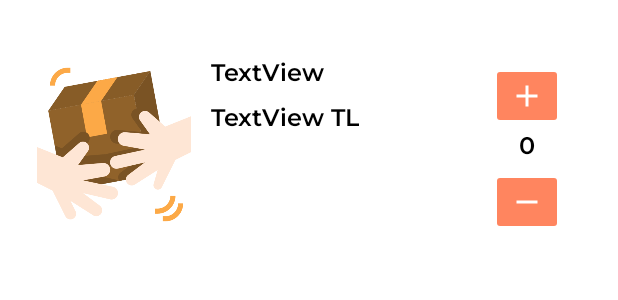
After one commit to berkedursunoglu/Kapimda, an Android app: the layout basket_adapter_raw.xml on its own in the app's theme, with its tools: preview values and no code run, on a phone screen of 412 x 824 dp. The commit adds this screen. Shown: the top 300 px of the screen. Run offline under Robolectric (Android 15) with nearby library versions, the phone set to English and light mode, and no system bars.

Commit message:
basket edit

```diff
--- /dev/null
+++ b/app/src/main/res/layout/basket_adapter_raw.xml
@@ -0,0 +1,104 @@
+<?xml version="1.0" encoding="utf-8"?>
+<layout xmlns:tools="http://schemas.android.com/tools"
+    xmlns:app="http://schemas.android.com/apk/res-auto"
+    xmlns:android="http://schemas.android.com/apk/res/android">
+
+
+<androidx.cardview.widget.CardView
+    android:layout_width="match_parent"
+    android:layout_height="wrap_content"
+    app:cardCornerRadius="10dp"
+    android:layout_margin="5dp">
+
+    <androidx.constraintlayout.widget.ConstraintLayout
+        android:layout_width="match_parent"
+        android:layout_height="match_parent">
+
+
+        <ImageView
+            android:id="@+id/imageView"
+            android:layout_width="109dp"
+            android:layout_height="118dp"
+            android:layout_marginStart="16dp"
+            android:layout_marginTop="32dp"
+            android:layout_marginBottom="32dp"
+            app:layout_constraintBottom_toBottomOf="parent"
+            app:layout_constraintStart_toStartOf="parent"
+            app:layout_constraintTop_toTopOf="parent"
+            app:srcCompat="@drawable/courier" />
+
+        <TextView
+            android:id="@+id/tvProductName"
+            android:layout_width="145dp"
+            android:layout_height="20dp"
+            android:layout_marginStart="10dp"
+            android:text="TextView"
+            android:textSize="16sp"
+            android:textColor="@color/black"
+            app:fontFamily="@font/montserrat_semibold"
+            app:layout_constraintStart_toEndOf="@+id/imageView"
+            app:layout_constraintTop_toTopOf="@+id/imageView" />
+
+        <TextView
+            android:id="@+id/tvProductSize"
+            android:layout_width="wrap_content"
+            android:layout_height="wrap_content"
+            android:layout_marginTop="10dp"
+            android:text="TextView"
+            android:textColor="@color/black"
+            android:textSize="16sp"
+            app:fontFamily="@font/montserrat_semibold"
+            app:layout_constraintStart_toStartOf="@+id/tvProductName"
+            app:layout_constraintTop_toBottomOf="@+id/tvProductName" />
+
+        <TextView
+            android:id="@+id/textView15"
+            android:layout_width="wrap_content"
+            android:layout_height="wrap_content"
+            android:text=" TL"
+            android:textColor="@color/black"
+            android:textSize="16sp"
+            app:fontFamily="@font/montserrat_semibold"
+            app:layout_constraintStart_toEndOf="@+id/tvProductSize"
+            app:layout_constraintTop_toTopOf="@+id/tvProductSize" />
+
+        <TextView
+            android:id="@+id/tvProductCount"
+            android:layout_width="wrap_content"
+            android:layout_height="wrap_content"
+            android:layout_marginTop="5dp"
+            android:layout_marginEnd="50dp"
+            android:layout_marginBottom="5dp"
+            android:text="0"
+            android:textColor="@color/black"
+            android:textSize="16sp"
+            app:fontFamily="@font/montserrat_semibold"
+            app:layout_constraintBottom_toBottomOf="@+id/imageView"
+            app:layout_constraintEnd_toEndOf="parent"
+            app:layout_constraintTop_toTopOf="@+id/imageView" />
+
+        <ImageButton
+            android:id="@+id/btnAddSize"
+            android:layout_width="wrap_content"
+            android:layout_height="wrap_content"
+            android:backgroundTint="@color/app_base_color"
+            app:layout_constraintBottom_toTopOf="@+id/tvProductCount"
+            app:layout_constraintEnd_toEndOf="@+id/tvProductCount"
+            app:layout_constraintStart_toStartOf="@+id/tvProductCount"
+            app:srcCompat="@drawable/ic_baseline_add_24" />
+
+        <ImageButton
+            android:id="@+id/btnRemoveSize"
+            android:layout_width="wrap_content"
+            android:layout_height="wrap_content"
+            android:layout_marginTop="5dp"
+            android:backgroundTint="@color/app_base_color"
+            app:layout_constraintEnd_toEndOf="@+id/btnAddSize"
+            app:layout_constraintStart_toStartOf="@+id/btnAddSize"
+            app:layout_constraintTop_toBottomOf="@+id/tvProductCount"
+            app:srcCompat="@drawable/ic_baseline_remove_24" />
+
+    </androidx.constraintlayout.widget.ConstraintLayout>
+
+</androidx.cardview.widget.CardView>
+</layout>
```
Also changed, not shown: app/src/main/java/com/berkedursunoglu/kapimda/data/models/BasketModel.kt (added, +11 -0 lines), app/src/main/java/com/berkedursunoglu/kapimda/presentation/adapter/BasketFragmentAdapter.kt (added, +48 -0 lines), app/src/main/java/com/berkedursunoglu/kapimda/presentation/ui/mainpage/BasketFragment.kt (+36 -35 lines), app/src/main/java/com/berkedursunoglu/kapimda/presentation/ui/mainpage/MainPage.kt (+17 -9 lines), app/src/main/java/com/berkedursunoglu/kapimda/presentation/viewmodels/BasketFragmentViewModel.kt (added, +33 -0 lines), app/src/main/res/layout/activity_main_page.xml (+11 -0 lines), app/src/main/res/layout/fragment_basket.xml (+76 -8 lines).
